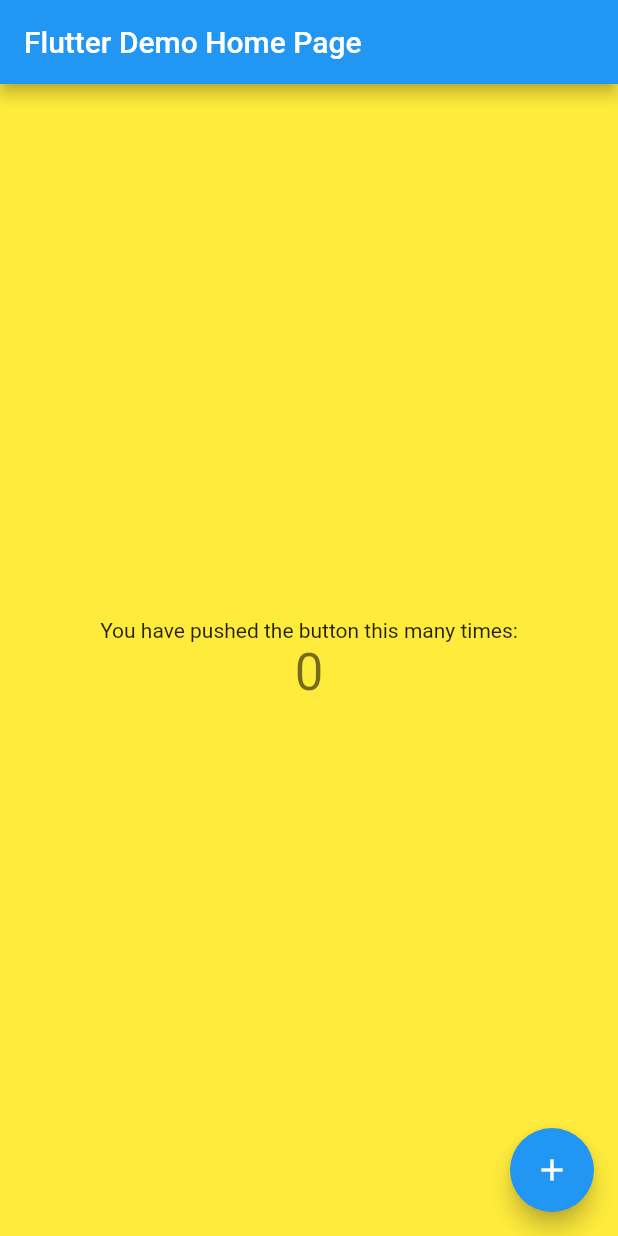
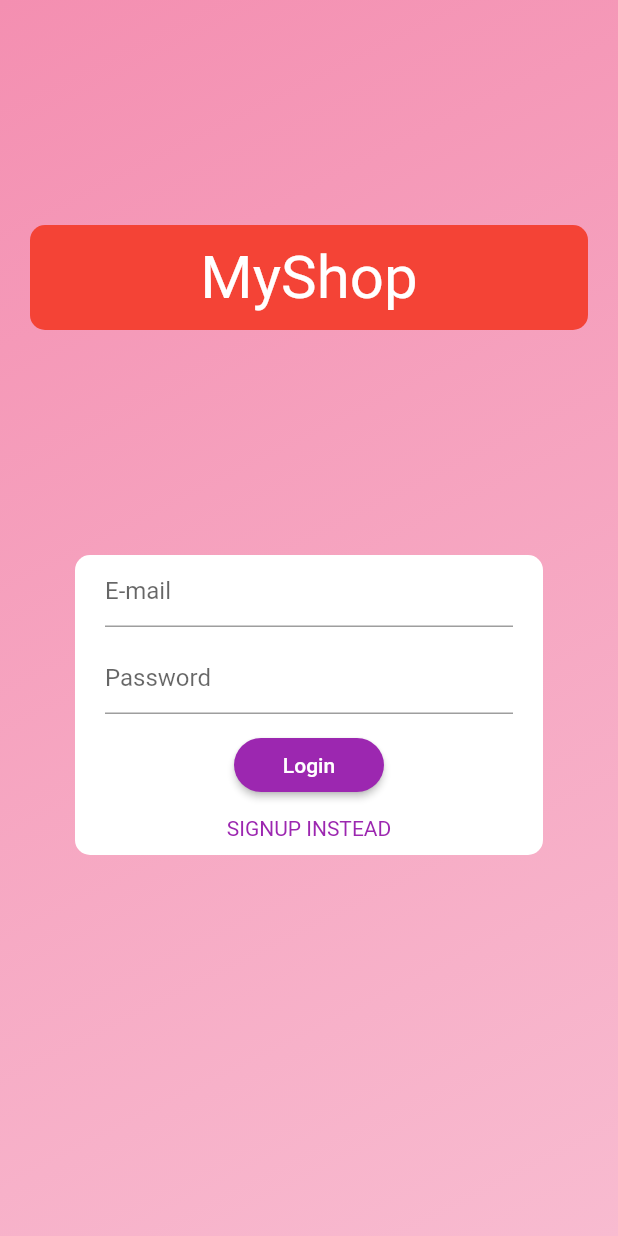
Before and after one commit to QuangAnh395/learn_flutter_imic, a Flutter app: the screen it shows after launch, on a phone screen of 412 x 824 dp. Run offline on Flutter 3.47's test engine with Material 2 defaults, Android fonts, the phone set to English and light mode, and no system bars.

```diff
--- a/lib/main.dart
+++ b/lib/main.dart
@@ -1,5 +1,7 @@
 import 'package:flutter/material.dart';
 import 'package:learn_flutter_imic/screen/bai_tap_buoi_1_screen.dart';
+import 'package:learn_flutter_imic/screen/login/login_screen/login_screen.dart';
+import 'package:learn_flutter_imic/screen/sign_up/sign_up_screen.dart';
 
 void main() {
   runApp(const MyApp());
@@ -14,10 +16,10 @@ class MyApp extends StatelessWidget {
     return MaterialApp(
       title: 'Flutter Demo',
       theme: ThemeData(
-
         primarySwatch: Colors.blue,
+        primaryColor: Colors.purple,
       ),
-      home: const MyHomePage(title: 'Flutter Demo Home Page'),
+      home: LoginScreen(),
     );
   }
 }
--- /dev/null
+++ b/lib/screen/login/login_screen/login_screen.dart
@@ -0,0 +1,98 @@
+import 'package:flutter/material.dart';
+import 'package:learn_flutter_imic/screen/home/home_screen/home_screen.dart';
+
+class LoginScreen extends StatefulWidget {
+  const LoginScreen({Key? key}) : super(key: key);
+
+  @override
+  State<LoginScreen> createState() => _LoginScreenState();
+
+}
+
+class _LoginScreenState extends State<LoginScreen> {
+
+  @override
+  Widget build(BuildContext context) {
+    return Scaffold(
+      body: Container(
+        decoration: const BoxDecoration(
+          gradient: LinearGradient(
+              begin: Alignment.topLeft,
+              end: Alignment.bottomRight,
+              colors: [
+                Color(0xFFF48FB1),
+                Color(0xFFF8BBD0),
+              ]),
+        ),
+        child: Column(
+          children: [
+            const SizedBox(height: 150,),
+            Container(
+              margin: const EdgeInsets.symmetric(horizontal: 20),
+              height: 70,
+              decoration: BoxDecoration(
+                color: Colors.red,
+                borderRadius: BorderRadius.circular(10),
+              ),
+              child: const Align(
+                alignment:Alignment.center,
+                  child: Text('MyShop', style: TextStyle(color: Colors.white, fontSize: 40,))),
+            ),
+            const SizedBox(height: 150,),
+            Container(
+              margin: const EdgeInsets.symmetric(horizontal: 50),
+              height: 200,
+              decoration: BoxDecoration(
+                color: Colors.white,
+                borderRadius: BorderRadius.circular(10),
+              ),
+              child: Padding(
+                padding: const EdgeInsets.symmetric(horizontal: 20),
+                child: Column(
+                  children: [
+                    TextFormField(
+                      decoration: const InputDecoration(
+                        hintText: 'E-mail',
+                      ),
+
+                    ),
+                    const SizedBox(height: 10,),
+                    TextFormField(
+                      decoration: const InputDecoration(
+                        hintText: 'Password',
+                      ),
+                    ),
+                    const SizedBox(height: 10,),
+                    Container(
+                      width: 100,
+                      child: ElevatedButton(
+                        style: ElevatedButton.styleFrom(
+                          primary: Colors.purple,
+                          shape:RoundedRectangleBorder(
+                            borderRadius:BorderRadius.circular(20),
+                          )
+                        ),
+                          onPressed: (){
+                            Navigator.push(
+                              context,
+                              MaterialPageRoute(builder: (context) {
+                                return HomeScreen();
+                              }),
+                            );
+                          }, child: const Text('Login', style: TextStyle(color: Colors.white),)),
+                    ),
+                    const SizedBox(height: 10,),
+                    InkWell(
+                      child: const Text('SIGNUP INSTEAD',style: TextStyle(color: Colors.purple), ),
+                      onTap: (){},
+                    ),
+                  ],
+                ),
+              ),
+            ),
+          ],
+        ),
+      ),
+    );
+  }
+}
--- a/pubspec.yaml
+++ b/pubspec.yaml
@@ -58,8 +58,8 @@ flutter:
   uses-material-design: true
 
   # To add assets to your application, add an assets section, like this:
-  # assets:
-  #   - images/a_dot_burr.jpeg
+  assets:
+   - assets/images/image1.jpg
   #   - images/a_dot_ham.jpeg
 
   # An image asset can refer to one or more resolution-specific "variants", see
```
Also changed, not shown: lib/screen/bai_tap_buoi_1_screen.dart (+7 -7 lines), lib/screen/home/home_screen/create_screen.dart (added, +72 -0 lines), lib/screen/home/home_screen/home_screen.dart (added, +67 -0 lines), lib/screen/sign_up/sign_up_screen.dart (added, +95 -0 lines), assets/images/image1.jpg (added).
